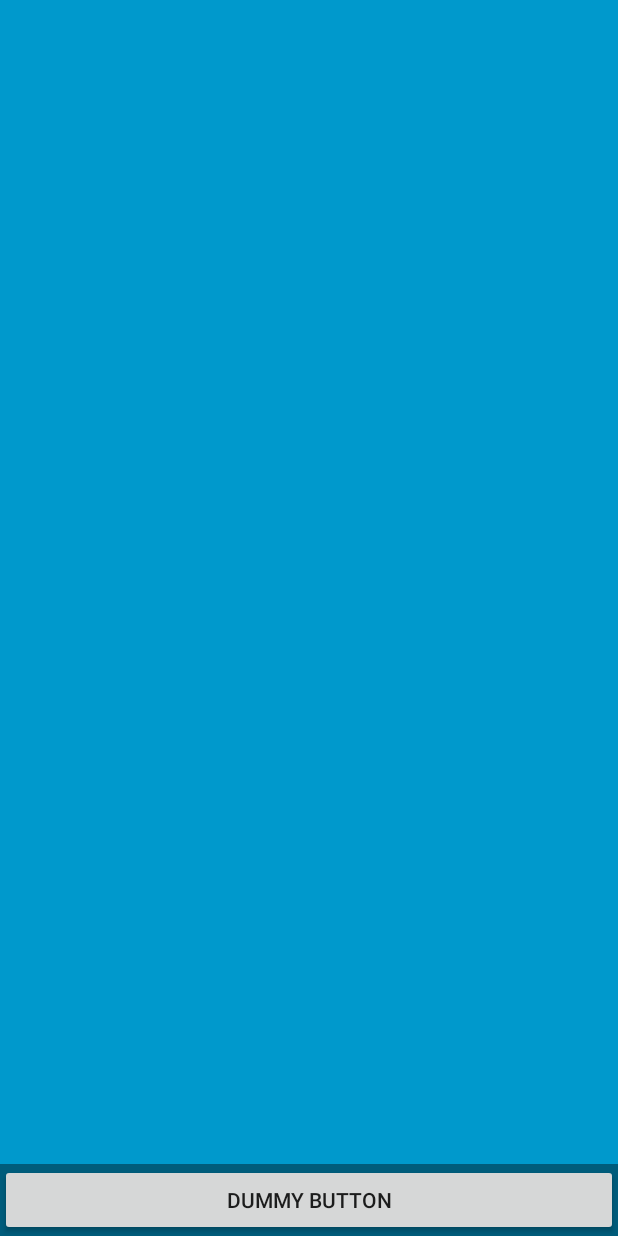
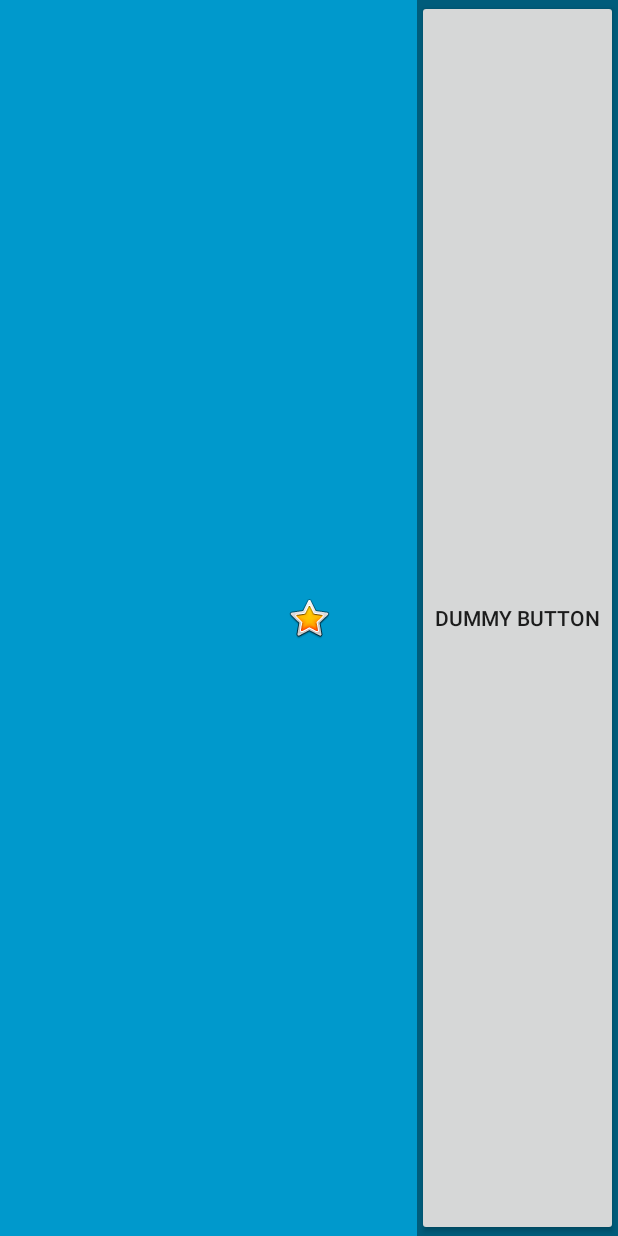
Before and after one commit to joatca/GradualCamera, an Android app: the layout activity_camera.xml on its own in the app's theme, with its tools: preview values and no code run, on a phone screen of 412 x 824 dp. Run offline under Robolectric (Android 15) with nearby library versions, the phone set to English and light mode, and no system bars.

Commit message:
remove pregenerated autohide crap and set proper fullscreen modes

```diff
--- a/app/src/main/res/layout/activity_camera.xml
+++ b/app/src/main/res/layout/activity_camera.xml
@@ -12,35 +12,51 @@
         android:id="@+id/camera_preview"
         android:layout_width="fill_parent"
         android:layout_height="fill_parent"
-        android:layout_weight="1"
         />
 
-    <!-- This FrameLayout insets its children based on system windows using
-         android:fitsSystemWindows. -->
     <FrameLayout
+        android:id="@+id/picture_preview_frame"
         android:layout_width="match_parent"
         android:layout_height="match_parent"
-        android:fitsSystemWindows="true">
+        >
+
+        <ImageView
+            android:id="@+id/picture_preview"
+            android:layout_width="match_parent"
+            android:layout_height="match_parent"
+            android:adjustViewBounds="true"
+            android:scaleType="centerInside"
+            android:src="@android:drawable/btn_star_big_on"
+
+            android:layout_gravity="center" />
+
+    </FrameLayout>
+
+     <FrameLayout
+        android:layout_width="match_parent"
+        android:layout_height="match_parent"
+        android:fitsSystemWindows="false">
 
         <LinearLayout
-            android:id="@+id/fullscreen_content_controls"
+            android:id="@+id/camera_controls"
             style="?metaButtonBarStyle"
-            android:layout_width="match_parent"
-            android:layout_height="wrap_content"
-            android:layout_gravity="bottom|center_horizontal"
+            android:layout_width="wrap_content"
+            android:layout_height="match_parent"
+            android:layout_gravity="end|center_vertical"
             android:background="@color/black_overlay"
-            android:orientation="horizontal"
+            android:orientation="vertical"
             tools:ignore="UselessParent">
 
             <Button
                 android:id="@+id/dummy_button"
                 style="?metaButtonBarButtonStyle"
-                android:layout_width="0dp"
-                android:layout_height="wrap_content"
+                android:layout_width="wrap_content"
+                android:layout_height="0dp"
                 android:layout_weight="1"
                 android:text="@string/dummy_button" />
 
         </LinearLayout>
-    </FrameLayout>
+
+     </FrameLayout>
 
 </FrameLayout>
--- a/app/src/main/res/values/styles.xml
+++ b/app/src/main/res/values/styles.xml
@@ -1,7 +1,7 @@
 <resources>
 
     <!-- Base application theme. -->
-    <style name="AppTheme" parent="Theme.AppCompat.Light.DarkActionBar">
+    <style name="AppTheme" parent="Theme.AppCompat.Light.NoActionBar">
         <!-- Customize your theme here. -->
         <item name="colorPrimary">@color/colorPrimary</item>
         <item name="colorPrimaryDark">@color/colorPrimaryDark</item>
@@ -9,11 +9,11 @@
     </style>
 
     <style name="FullscreenTheme" parent="AppTheme">
-        <item name="android:actionBarStyle">@style/FullscreenActionBarStyle</item>
-        <item name="android:windowActionBarOverlay">true</item>
         <item name="android:windowBackground">@null</item>
         <item name="metaButtonBarStyle">?android:attr/buttonBarStyle</item>
         <item name="metaButtonBarButtonStyle">?android:attr/buttonBarButtonStyle</item>
+        <item name="android:windowNoTitle">true</item>
+        <item name="android:windowFullscreen">true</item>
     </style>
 
     <style name="FullscreenActionBarStyle" parent="Widget.AppCompat.ActionBar">
```
Also changed, not shown: app/src/main/java/com/coffree/gradualcamera/CameraActivity.kt (+10 -115 lines), app/src/main/java/com/coffree/gradualcamera/GradualPreview.kt (+4 -3 lines).
